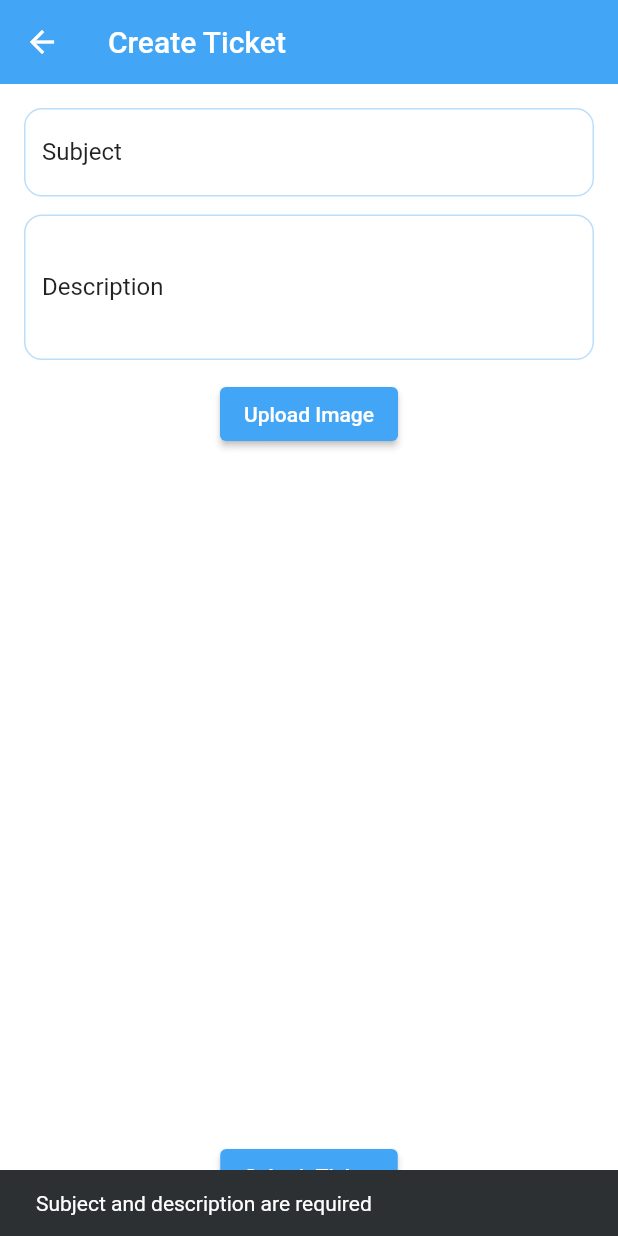
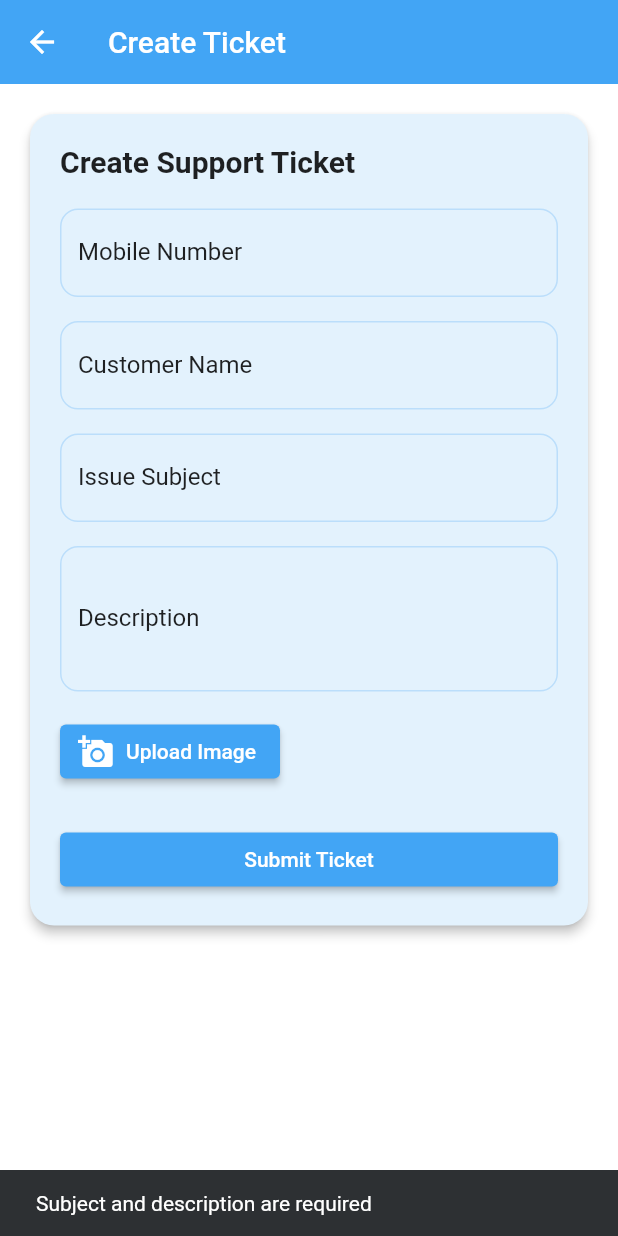
Before and after one commit to archana-acharya1/telemko_ticketing, a Flutter app: the TicketFormScreen screen opened directly, after a tap on "Submit Ticket", on a phone screen of 412 x 824 dp. Run offline on Flutter 3.47's test engine with Material 3 defaults, Android fonts, the phone set to English and light mode, and no system bars; our stand-ins replace font_awesome_flutter, image_picker, shared_preferences; accounts and stored records are empty.

Commit message:
fixed ticket fetching issue

```diff
--- a/lib/presentation/screens/dashboard/lib/data/local/session_manager.dart
+++ b/lib/presentation/screens/dashboard/lib/data/local/session_manager.dart
@@ -1,63 +1,48 @@
 import 'package:shared_preferences/shared_preferences.dart';
 
 class SessionManager {
-  static const _keyEmail = "user_email";
-  static const _keyMobile = "user_mobile";
-  static const _keySid = "user_sid";
+  static const _keyIdentifier = "identifier"; // email / mobile / username
+  static const _keyEmail = "email";
+  static const _keyMobile = "mobile";
+  static const _keySid = "sid";
 
-  /// Save user session
+  /// Save user session (single source of truth)
   static Future<void> saveUser({
-    required String email,
-    required String mobile,
+    required String identifier,
+    String? email,
+    String? mobile,
     required String sid,
   }) async {
     final prefs = await SharedPreferences.getInstance();
-    await prefs.setString(_keyEmail, email);
-    await prefs.setString(_keyMobile, mobile);
+    await prefs.setString(_keyIdentifier, identifier);
     await prefs.setString(_keySid, sid);
+
+    if (email != null) await prefs.setString(_keyEmail, email);
+    if (mobile != null) await prefs.setString(_keyMobile, mobile);
   }
 
-  /// Save email only
-  static Future<void> saveUserEmail(String email) async {
+  static Future<String?> getIdentifier() async {
     final prefs = await SharedPreferences.getInstance();
-    await prefs.setString(_keyEmail, email);
+    return prefs.getString(_keyIdentifier);
   }
 
-  /// Save mobile only
-  static Future<void> saveUserMobile(String mobile) async {
-    final prefs = await SharedPreferences.getInstance();
-    await prefs.setString(_keyMobile, mobile);
-  }
-
-  /// Save SID only
-  static Future<void> saveSid(String sid) async {
-    final prefs = await SharedPreferences.getInstance();
-    await prefs.setString(_keySid, sid);
-  }
-
-  /// Get user email
-  static Future<String?> getUserEmail() async {
+  static Future<String?> getEmail() async {
     final prefs = await SharedPreferences.getInstance();
     return prefs.getString(_keyEmail);
   }
 
-  /// Get user mobile
-  static Future<String?> getUserMobile() async {
+  static Future<String?> getMobile() async {
     final prefs = await SharedPreferences.getInstance();
     return prefs.getString(_keyMobile);
   }
 
-  /// Get SID
   static Future<String?> getSid() async {
     final prefs = await SharedPreferences.getInstance();
     return prefs.getString(_keySid);
   }
 
-  /// Clear session
   static Future<void> clearSession() async {
     final prefs = await SharedPreferences.getInstance();
-    await prefs.remove(_keyEmail);
-    await prefs.remove(_keyMobile);
-    await prefs.remove(_keySid);
+    await prefs.clear();
   }
 }
--- a/lib/presentation/screens/tickets/ticket_form_screen.dart
+++ b/lib/presentation/screens/tickets/ticket_form_screen.dart
@@ -15,20 +15,36 @@ class TicketFormScreen extends StatefulWidget {
 class _TicketFormScreenState extends State<TicketFormScreen> {
   final _subjectController = TextEditingController();
   final _descriptionController = TextEditingController();
+  final _mobileController = TextEditingController();
+  final _customerController = TextEditingController();
 
   File? _selectedImage;
   bool _loading = false;
 
-  /// Pick image from gallery
+  @override
+  void initState() {
+    super.initState();
+    _initializeUser();
+  }
+
+  Future<void> _initializeUser() async {
+    final email = await SessionManager.getEmail();
+    if (email != null && email.isNotEmpty) {
+      final mobile = await CustomerService.fetchMobileByEmail(email);
+      final customer = await CustomerService.fetchCustomerByEmail(email);
+      setState(() {
+        _mobileController.text = mobile ?? "";
+        _customerController.text = customer ?? "";
+      });
+    }
+  }
+
   Future<void> pickImage() async {
     final picker = ImagePicker();
     final picked = await picker.pickImage(source: ImageSource.gallery);
-    if (picked != null) {
-      setState(() => _selectedImage = File(picked.path));
-    }
+    if (picked != null) setState(() => _selectedImage = File(picked.path));
   }
 
-  /// Submit ticket
   Future<void> submitTicket() async {
     if (_subjectController.text.isEmpty || _descriptionController.text.isEmpty) {
       ScaffoldMessenger.of(context).showSnackBar(
@@ -40,22 +56,21 @@ class _TicketFormScreenState extends State<TicketFormScreen> {
     setState(() => _loading = true);
 
     try {
-      // ⃣ Get logged-in user email
-      final userEmail = await SessionManager.getUserEmail();
-      if (userEmail == null) throw Exception("User not logged in");
+      // Fetch logged-in user's email
+      final email = await SessionManager.getEmail();
+      if (email == null || email.isEmpty) {
+        throw Exception("Logged-in email not found");
+      }
 
-      //  Get customer name linked to user
-      final customerName = await CustomerService.fetchCustomerForUser(userEmail);
+      // Call createIssue with named parameters
+      final issueId = await IssueService.createIssue(
+        subject: _subjectController.text,
+        description: _descriptionController.text,
+        customer: _customerController.text,
+        raisedBy: email, // use the fetched email
+        customVehicleNumber: _mobileController.text,
+      );
 
-      //  Create Issue
-      final issueId = await IssueService.createIssue({
-        "subject": _subjectController.text,
-        "description": _descriptionController.text,
-        "customer": customerName ?? "",
-        "raised_by": userEmail,
-      });
-
-      //  Attach image if selected
       if (_selectedImage != null) {
         await IssueService.attachImage(issueId: issueId, image: _selectedImage!);
       }
@@ -63,8 +78,7 @@ class _TicketFormScreenState extends State<TicketFormScreen> {
       ScaffoldMessenger.of(context).showSnackBar(
         const SnackBar(content: Text("Ticket created successfully")),
       );
-
-      Navigator.pop(context); // Go back to ticket history
+      Navigator.pop(context);
     } catch (e) {
       ScaffoldMessenger.of(context).showSnackBar(
         SnackBar(content: Text("Error: $e")),
@@ -74,42 +88,92 @@ class _TicketFormScreenState extends State<TicketFormScreen> {
     }
   }
 
+
+
+  @override
+  void dispose() {
+    _subjectController.dispose();
+    _descriptionController.dispose();
+    _mobileController.dispose();
+    _customerController.dispose();
+    super.dispose();
+  }
+
   @override
   Widget build(BuildContext context) {
+    final theme = Theme.of(context);
     return Scaffold(
       appBar: AppBar(title: const Text("Create Ticket")),
-      body: Padding(
+      body: SingleChildScrollView(
         padding: const EdgeInsets.all(16),
+        child: Card(
+          elevation: 3,
+          shape: RoundedRectangleBorder(borderRadius: BorderRadius.circular(16)),
+          child: Padding(
+            padding: const EdgeInsets.all(20),
             child: Column(
+              crossAxisAlignment: CrossAxisAlignment.start,
               children: [
+                Text("Create Support Ticket",
+                    style: theme.textTheme.titleLarge?.copyWith(fontWeight: FontWeight.bold)),
+                const SizedBox(height: 20),
+
+                // Mobile (read-only)
+                TextField(
+                  controller: _mobileController,
+                  decoration: const InputDecoration(labelText: "Mobile Number"),
+                  // readOnly: true,
+                ),
+                const SizedBox(height: 16),
+
+                // Customer (read-only)
+                TextField(
+                  controller: _customerController,
+                  decoration: const InputDecoration(labelText: "Customer Name"),
+                  // readOnly: true,
+                ),
+                const SizedBox(height: 16),
+
+                // Subject
                 TextField(
                   controller: _subjectController,
-              decoration: const InputDecoration(labelText: "Subject"),
+                  decoration: const InputDecoration(labelText: "Issue Subject"),
                 ),
-            const SizedBox(height: 12),
+                const SizedBox(height: 16),
+
+                // Description
                 TextField(
                   controller: _descriptionController,
+                  maxLines: 3,
                   decoration: const InputDecoration(labelText: "Description"),
-              maxLines: 3,
                 ),
-            const SizedBox(height: 12),
-            ElevatedButton(
+                const SizedBox(height: 16),
+
+                // Image upload
+                ElevatedButton.icon(
                   onPressed: pickImage,
-              child: const Text("Upload Image"),
+                  icon: const Icon(Icons.add_a_photo),
+                  label: const Text("Upload Image"),
                 ),
                 if (_selectedImage != null)
                   Padding(
                     padding: const EdgeInsets.only(top: 8),
-                child: Text("Image selected"),
+                    child: Text("Image selected: ${_selectedImage!.path.split('/').last}"),
                   ),
-            const Spacer(),
-            ElevatedButton(
+                const SizedBox(height: 24),
+
+                SizedBox(
+                  width: double.infinity,
+                  child: ElevatedButton(
                     onPressed: _loading ? null : submitTicket,
                     child: _loading
-                  ? const CircularProgressIndicator()
+                        ? const CircularProgressIndicator(color: Colors.white)
                         : const Text("Submit Ticket"),
                   ),
+                ),
               ],
+            ),
+          ),
         ),
       ),
     );
```
Also changed, not shown: lib/data/api/auth_api.dart (+18 -34 lines), lib/presentation/screens/tickets/ticket_history_screen.dart (+37 -105 lines), lib/services/customer_service.dart (+11 -53 lines), lib/services/issue_service.dart (+35 -58 lines). Lines whose indentation alone changed are shown as unchanged.
